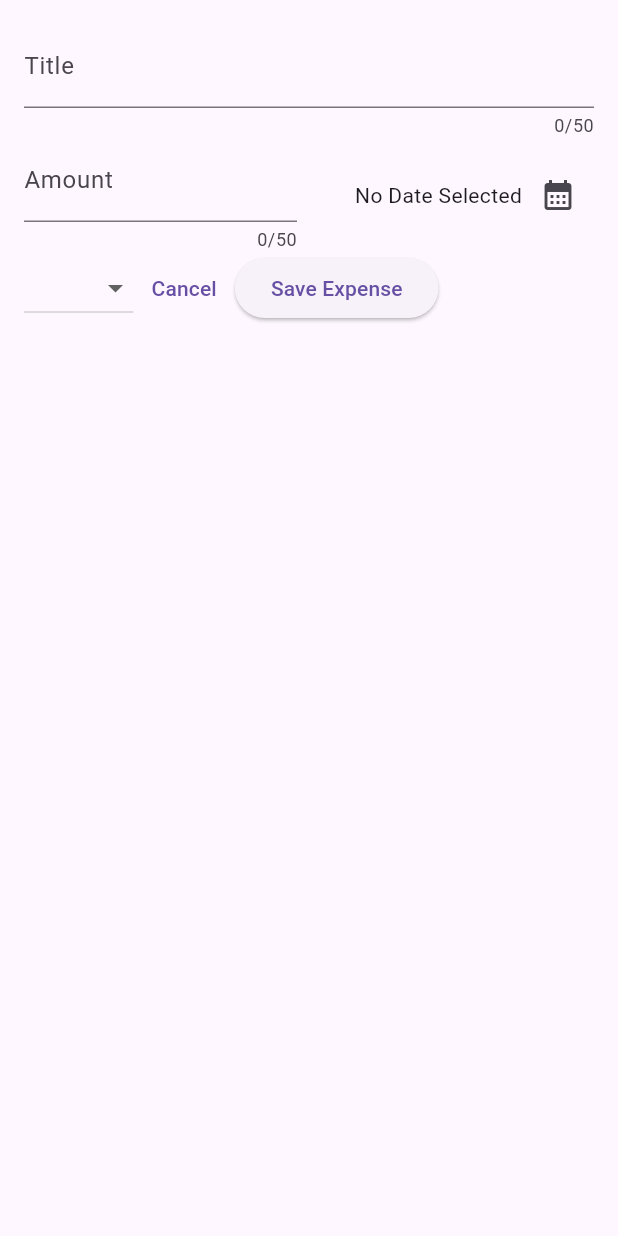
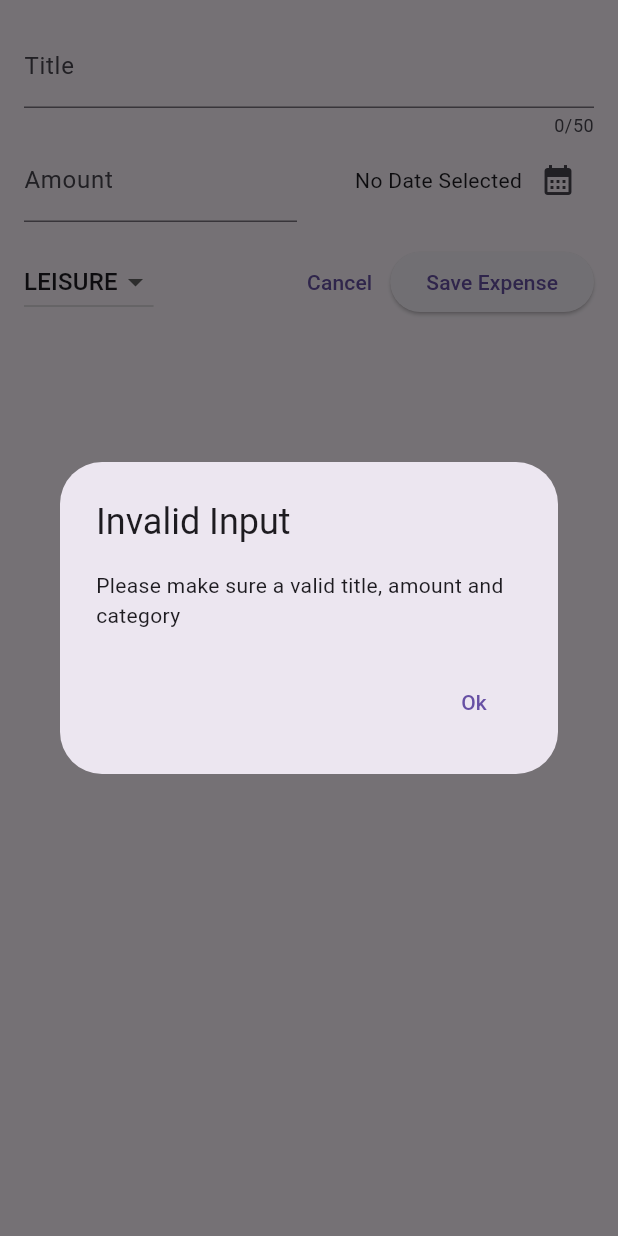
Before and after one commit to neerajg1320/flutter-expense-tracker, a Flutter app: the NewExpense widget shown alone on an empty page, opened directly, after a tap on "Save Expense", on a phone screen of 412 x 824 dp. Run offline on Flutter 3.47's test engine with Material 2 defaults, Android fonts, the phone set to English and light mode, and no system bars.

```diff
--- a/lib/widgets/expenses/new_expense.dart
+++ b/lib/widgets/expenses/new_expense.dart
@@ -14,6 +14,7 @@ class _NewExpenseState extends State<NewExpense> {
   final _titleController = TextEditingController();
   final _amountController = TextEditingController();
   DateTime? _selectedDate;
+  Category _selectedCategory = Category.leisure;
 
   @override
   void dispose() {
@@ -38,6 +39,32 @@ class _NewExpenseState extends State<NewExpense> {
     });
   }
 
+  void _submitExpenseData() {
+    final enteredAmount = double.tryParse(_amountController.text);
+    final amountIsInvalid = enteredAmount == null || enteredAmount <= 0;
+
+    if (_titleController.text.trim().isEmpty ||
+        amountIsInvalid ||
+        _selectedDate == null) {
+      // show error message
+      showDialog(
+          context: context,
+          builder: (ctx) => AlertDialog(
+                title: const Text('Invalid Input'),
+                content: const Text(
+                    'Please make sure a valid title, amount and category'),
+                actions: [
+                  TextButton(
+                    onPressed: () {
+                      Navigator.pop(ctx);
+                    },
+                    child: const Text('Ok'),
+                  ),
+                ],
+              ));
+    }
+  }
+
   @override
   Widget build(BuildContext context) {
     return Padding(
@@ -54,7 +81,6 @@ class _NewExpenseState extends State<NewExpense> {
             children: [
               Expanded(
                 child: TextField(
-                  maxLength: 50,
                   keyboardType: TextInputType.number,
                   decoration: const InputDecoration(
                       prefixText: '\$ ', label: Text('Amount')),
@@ -79,19 +105,28 @@ class _NewExpenseState extends State<NewExpense> {
               )
             ],
           ),
-
+          const SizedBox(height: 16),
           Row(
             children: [
               DropdownButton(
+                value: _selectedCategory,
                 items: Category.values
                     .map(
                       (category) => DropdownMenuItem(
                         value: category,
-                        child: Text(category.name.toString())),
+                        child: Text(category.name.toUpperCase())),
                     )
                     .toList(),
-                onChanged: (value) {},
+                onChanged: (value) {
+                  if (value == null) {
+                    return;
+                  }
+                  setState(() {
+                    _selectedCategory = value;
+                  });
+                },
               ),
+              const Spacer(),
               TextButton(
                 onPressed: () {
                   Navigator.pop(context);
@@ -99,10 +134,7 @@ class _NewExpenseState extends State<NewExpense> {
                 child: const Text('Cancel'),
               ),
               ElevatedButton(
-                onPressed: () {
-                  print(_titleController.text);
-                  print(_amountController.text);
-                },
+                onPressed: _submitExpenseData,
                 child: const Text('Save Expense'),
               ),
             ],
```
